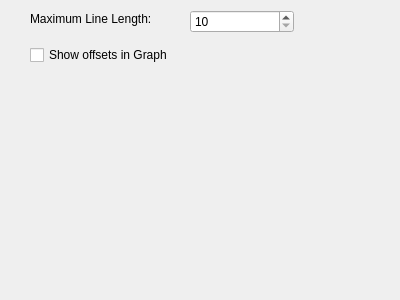
Above: src/dialogs/preferences/GraphOptionsWidget.ui from rizinorg/cutter before the change. Below: the same form after it.
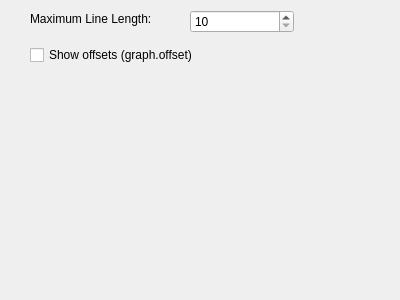
That is the form after the change.

Commit message: tiny text fix

```diff
--- a/src/dialogs/preferences/GraphOptionsWidget.ui
+++ b/src/dialogs/preferences/GraphOptionsWidget.ui
@@ -55,7 +55,7 @@
     </rect>
    </property>
    <property name="text">
-    <string>Show offsets in Graph</string>
+    <string>Show offsets (graph.offset) </string>
    </property>
   </widget>
  </widget>
```
